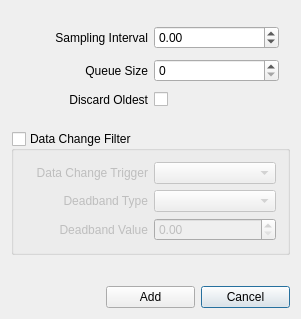
First picture: the form in client/dialogs/mi_settings_ui.ui, repository ilManno/OPCUA_PyClient_NodeServer, before the edit.
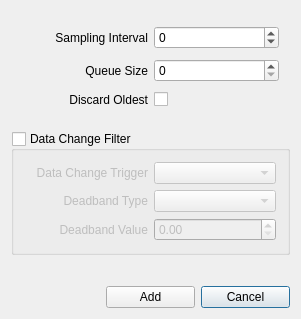
Second picture: the form after the edit. Icons and pictures are not drawn.

Commit message: Fix monitored items dialog and update documentation

```diff
--- a/client/dialogs/mi_settings_ui.ui
+++ b/client/dialogs/mi_settings_ui.ui
@@ -31,19 +31,6 @@
         </property>
        </widget>
       </item>
-      <item row="0" column="1">
-       <widget class="QDoubleSpinBox" name="samplingInterval">
-        <property name="minimum">
-         <double>-1.000000000000000</double>
-        </property>
-        <property name="maximum">
-         <double>50000.000000000000000</double>
-        </property>
-        <property name="singleStep">
-         <double>100.000000000000000</double>
-        </property>
-       </widget>
-      </item>
       <item row="1" column="0">
        <widget class="QLabel" name="label_2">
         <property name="text">
@@ -74,6 +61,19 @@
       <item row="2" column="1">
        <widget class="QCheckBox" name="discardOldest"/>
       </item>
+      <item row="0" column="1">
+       <widget class="QSpinBox" name="samplingInterval">
+        <property name="minimum">
+         <number>-1</number>
+        </property>
+        <property name="maximum">
+         <number>50000</number>
+        </property>
+        <property name="singleStep">
+         <number>100</number>
+        </property>
+       </widget>
+      </item>
      </layout>
     </widget>
    </item>
```
The commit also changes 7 other files.
